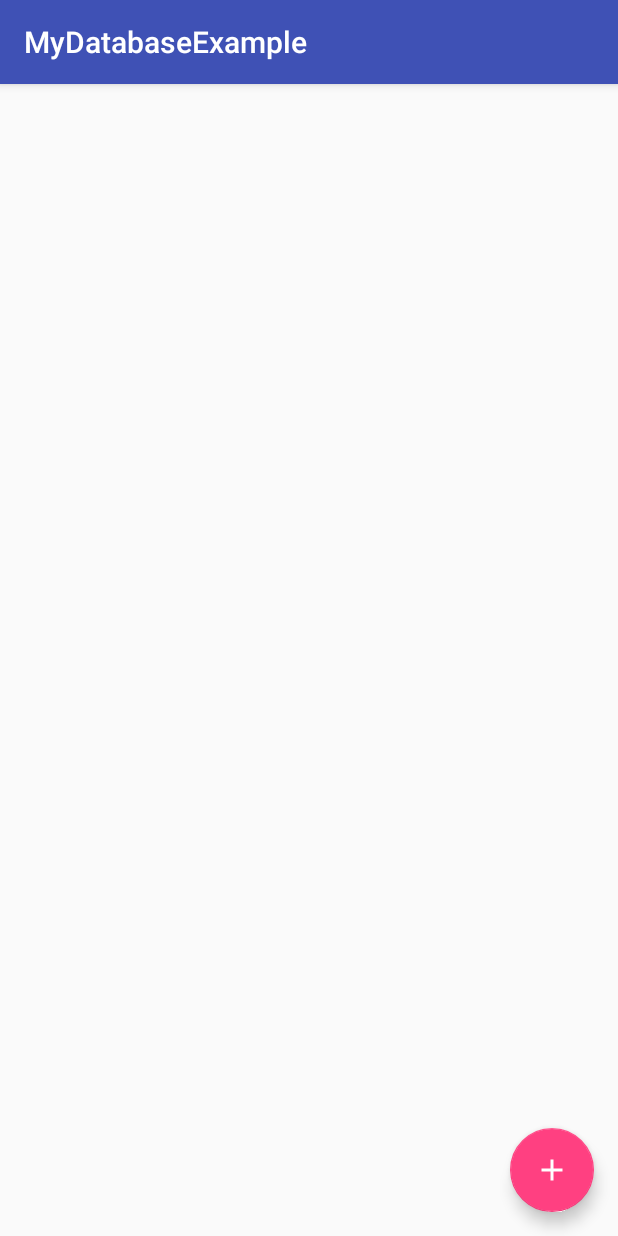
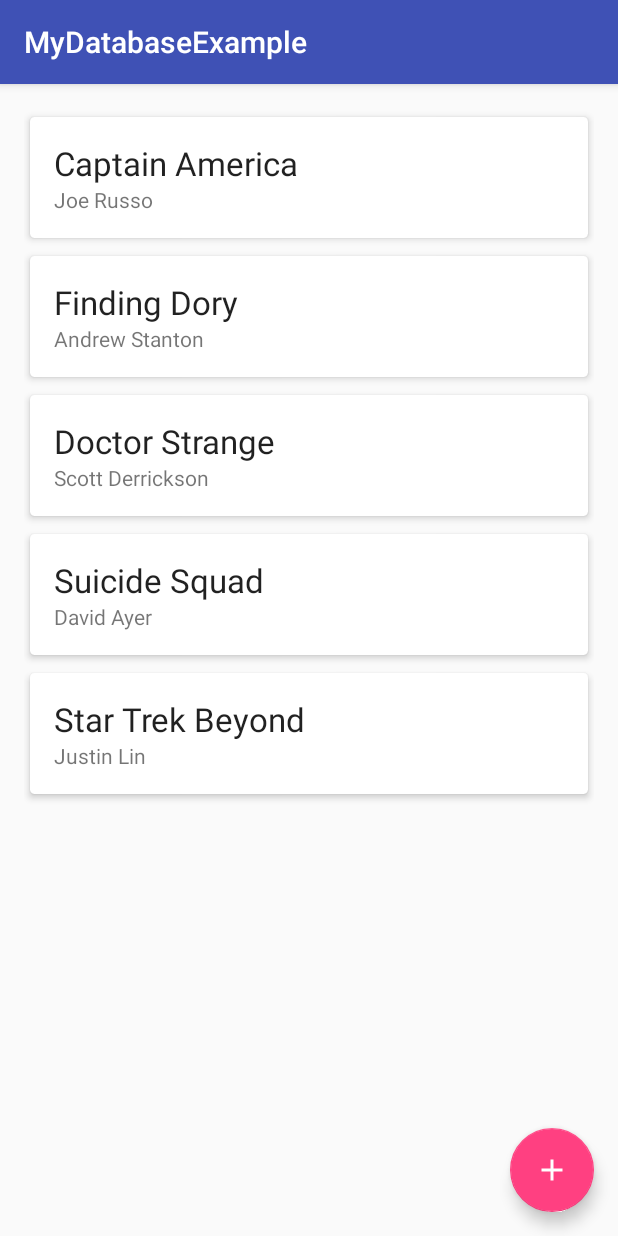
Before and after one commit to twinone/upc, an Android app: the screen it shows after launch (MainActivity), on a phone screen of 412 x 824 dp. Run offline under Robolectric (Android 15) with nearby library versions, the phone set to English and light mode, and no system bars.

Commit message:
Fix focus bug

```diff
--- a/fib-idi-android/MyFilmDatabase/app/src/main/java/com/example/pr_idi/mydatabaseexample/ui/fragments/FilmListFragment.java
+++ b/fib-idi-android/MyFilmDatabase/app/src/main/java/com/example/pr_idi/mydatabaseexample/ui/fragments/FilmListFragment.java
@@ -194,6 +194,7 @@ public class FilmListFragment extends Fragment implements View.OnClickListener,
             final boolean isExpanded = mExpandedFilmIds.contains(f.getId());
 
             View v = h.getView();
+            v.setActivated(isExpanded);
             v.setOnClickListener(new View.OnClickListener() {
                 @Override
                 public void onClick(View view) {
@@ -261,9 +262,12 @@ public class FilmListFragment extends Fragment implements View.OnClickListener,
     private void insertDummyData() {
         SharedPreferences sp = getActivity().getSharedPreferences("init", Context.MODE_PRIVATE);
         boolean init = sp.getBoolean("init", false);
-        if (init) return;
 
-        //sp.edit().putBoolean("init", true).apply();
+        // TODO
+        //if (init) return;
+        if (getMainActivity().getFilms().size() >= 10) return;
+
+        sp.edit().putBoolean("init", true).apply();
         insertFilm("Captain America", "Joe Russo", "USA", 2016, "", 0);
         insertFilm("Finding Dory", "Andrew Stanton", "USA", 2016, "", 0);
         insertFilm("Doctor Strange", "Scott Derrickson", "USA", 2016, "", 0);
@@ -285,6 +289,7 @@ public class FilmListFragment extends Fragment implements View.OnClickListener,
         f.setYear(year);
         f.setProtagonist(protagonist);
         f.setCritics_rate(critics_rate);
+        getMainActivity().insertFilm(f);
     }
 
 
--- a/fib-idi-android/MyFilmDatabase/app/src/main/res/layout/film_list_item.xml
+++ b/fib-idi-android/MyFilmDatabase/app/src/main/res/layout/film_list_item.xml
@@ -44,8 +44,7 @@
             <TextView
                 android:id="@+id/tv_year"
                 android:layout_width="match_parent"
-                android:layout_height="wrap_content"
-                android:inputType="number" />
+                android:layout_height="wrap_content" />
 
             <TextView
                 android:id="@+id/tv_protagonist"
@@ -55,8 +54,7 @@
             <TextView
                 android:id="@+id/tv_critics_rate"
                 android:layout_width="match_parent"
-                android:layout_height="wrap_content"
-                android:inputType="number" />
+                android:layout_height="wrap_content" />
         </LinearLayout>
     </RelativeLayout>
 </android.support.v7.widget.CardView>
```
